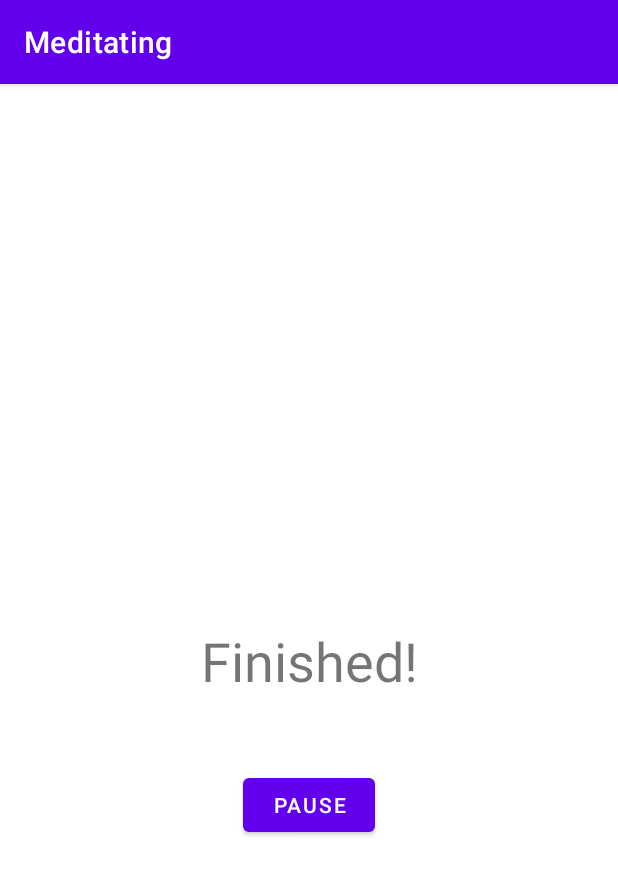
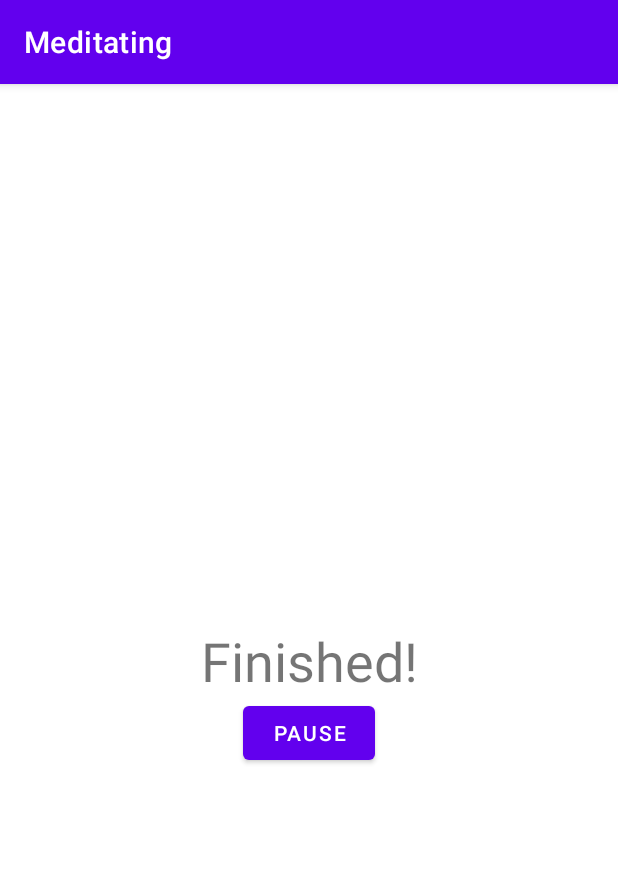
Before and after one commit to zer-ki/JustMeditate, an Android app: the InterfaceTimer screen opened directly, with no data from a screen before it, on a phone screen of 412 x 824 dp. Shown: the top 875 px of the screen. Run offline under Robolectric (Android 15) with nearby library versions, the light colour scheme and no system bars.

Commit message:
Change constraints

```diff
--- a/app/src/main/res/layout/timer_interface.xml
+++ b/app/src/main/res/layout/timer_interface.xml
@@ -21,7 +21,7 @@
         android:layout_height="wrap_content"
         android:text="Stop meditation"
         android:visibility="invisible"
-        app:layout_constraintTop_toBottomOf="@id/timer_text"
+        app:layout_constraintTop_toBottomOf="@id/button_pause"
         app:layout_constraintStart_toStartOf="parent"
         app:layout_constraintEnd_toEndOf="parent" />
 
@@ -30,7 +30,7 @@
         android:layout_width="wrap_content"
         android:layout_height="wrap_content"
         android:text="Pause"
-        app:layout_constraintTop_toBottomOf="@id/button_stop"
+        app:layout_constraintTop_toBottomOf="@id/timer_text"
         app:layout_constraintStart_toStartOf="parent"
         app:layout_constraintEnd_toEndOf="parent"/>
 
```
